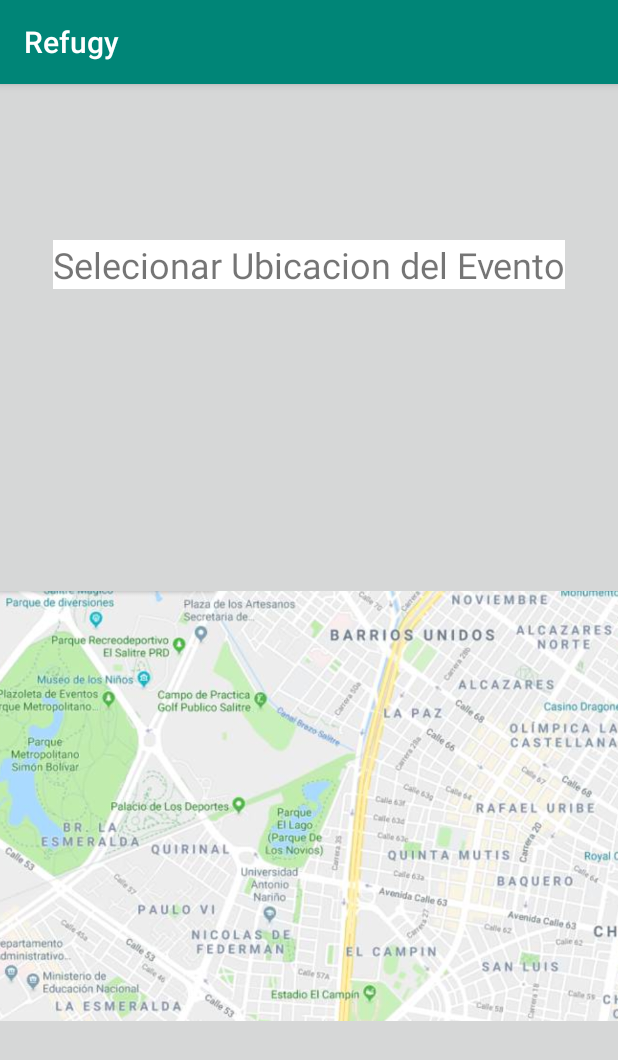
After one commit to williammorenop/hackatrix---silver, an Android app: the Ubicacion screen opened directly, with no data from a screen before it, on a phone screen of 412 x 824 dp. The commit adds this screen. Shown: the top 1060 px of the screen. Run offline under Robolectric (Android 15) with nearby library versions, the phone set to English and light mode, and no system bars.

Commit message:
Ubicacion

```diff
--- a/app/src/main/AndroidManifest.xml
+++ b/app/src/main/AndroidManifest.xml
@@ -9,9 +9,8 @@
         android:roundIcon="@mipmap/ic_launcher_round"
         android:supportsRtl="true"
         android:theme="@style/AppTheme">
-        <activity android:name=".CrearPublicacion">
-
-        </activity>
+        <activity android:name=".Ubicacion"></activity>
+        <activity android:name=".CrearPublicacion"></activity>
         <activity android:name=".SplashScreen">
             <intent-filter>
                 <action android:name="android.intent.action.MAIN" />
@@ -19,7 +18,6 @@
                 <category android:name="android.intent.category.LAUNCHER" />
             </intent-filter>
         </activity>
-
     </application>
 
 </manifest>
--- /dev/null
+++ b/app/src/main/java/com/example/silver_hacktrix/Ubicacion.java
@@ -0,0 +1,14 @@
+package com.example.silver_hacktrix;
+
+import androidx.appcompat.app.AppCompatActivity;
+
+import android.os.Bundle;
+
+public class Ubicacion extends AppCompatActivity {
+
+    @Override
+    protected void onCreate(Bundle savedInstanceState) {
+        super.onCreate(savedInstanceState);
+        setContentView(R.layout.activity_ubicacion);
+    }
+}
--- /dev/null
+++ b/app/src/main/res/layout/activity_ubicacion.xml
@@ -0,0 +1,34 @@
+<?xml version="1.0" encoding="utf-8"?>
+<androidx.constraintlayout.widget.ConstraintLayout xmlns:android="http://schemas.android.com/apk/res/android"
+    xmlns:app="http://schemas.android.com/apk/res-auto"
+    xmlns:tools="http://schemas.android.com/tools"
+    android:layout_width="match_parent"
+    android:layout_height="match_parent"
+    android:background="?attr/colorButtonNormal"
+    tools:context=".Ubicacion">
+
+    <TextView
+        android:id="@+id/textView"
+        android:layout_width="wrap_content"
+        android:layout_height="wrap_content"
+        android:layout_marginTop="104dp"
+        android:background="@android:color/background_light"
+        android:text="Selecionar Ubicacion del Evento"
+        android:textSize="24sp"
+        app:layout_constraintEnd_toEndOf="parent"
+        app:layout_constraintStart_toStartOf="parent"
+        app:layout_constraintTop_toTopOf="parent" />
+
+    <ImageView
+        android:id="@+id/imageView2"
+        android:layout_width="491dp"
+        android:layout_height="573dp"
+        android:layout_marginTop="84dp"
+        app:layout_constraintBottom_toBottomOf="parent"
+        app:layout_constraintEnd_toEndOf="parent"
+        app:layout_constraintStart_toStartOf="parent"
+        app:layout_constraintTop_toBottomOf="@+id/textView"
+        app:layout_constraintVertical_bias="1.0"
+        app:srcCompat="@drawable/mapa" />
+
+</androidx.constraintlayout.widget.ConstraintLayout>
```
Also changed, not shown: app/src/main/java/com/example/silver_hacktrix/CrearPublicacion.java (+13 -0 lines), app/src/main/res/layout/activity_crear_publicacion.xml (+4 -4 lines), app/src/main/res/drawable/mapa.jpg (added).
